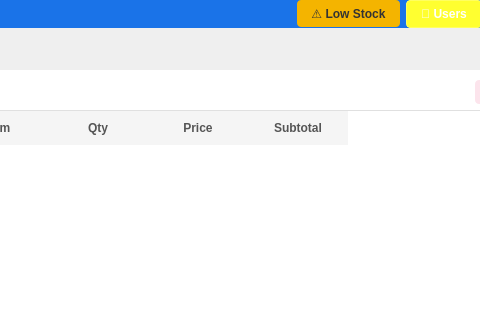
Before: the Qt Designer form POS SYSTEM PYTHON/ui/main_window.ui in mekscsks/POSSyspypy, drawn with Qt 5; both pictures show x 707 to 1187 and y 0 to 320 of the 1280 by 780 pixel window.
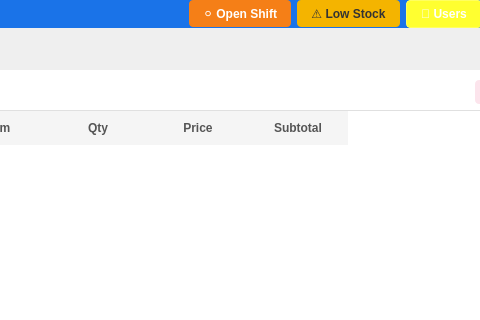
After: the same form once the commit is applied.

Patch:
```diff
--- a/POS SYSTEM PYTHON/ui/main_window.ui
+++ b/POS SYSTEM PYTHON/ui/main_window.ui
@@ -47,6 +47,12 @@
          <property name="styleSheet"><string>color:#bbdefb;font-size:12px;padding:0 8px;</string></property>
         </widget>
        </item>
+       <item>
+        <widget class="QPushButton" name="btnShift">
+         <property name="text"><string>⚪ Open Shift</string></property>
+         <property name="styleSheet"><string>QPushButton{background:#f57f17;color:white;border:none;padding:6px 14px;border-radius:4px;font-weight:bold;}QPushButton:hover{background:#e65100;}</string></property>
+        </widget>
+       </item>
        <item>
         <widget class="QPushButton" name="btnLowStock">
          <property name="text"><string>⚠ Low Stock</string></property>
```
